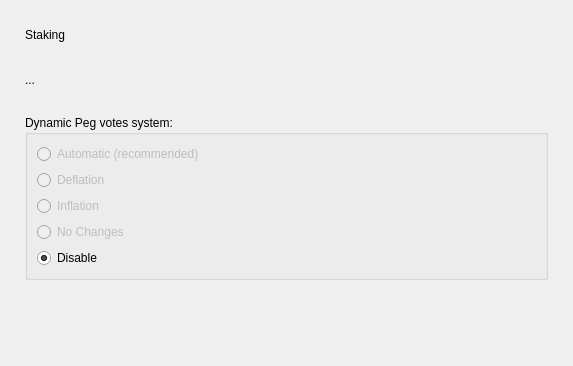
The window that src/qt/forms/stakingpage.ui (bitbaymarket/bitbay-core) describes before a commit, drawn with Qt 5; both pictures show x 0 to 573 and y 0 to 366 of the 573 by 528 pixel window.
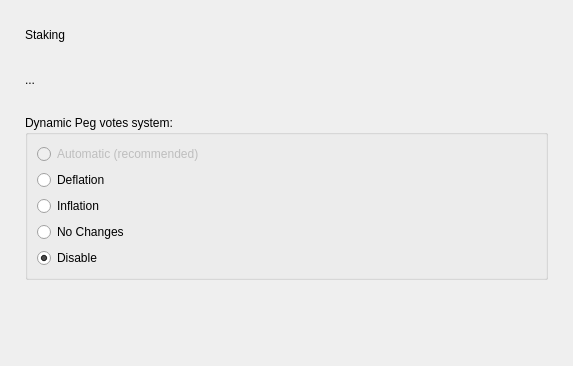
The same window after the commit.

Diff of the .ui file:
```diff
--- a/src/qt/forms/stakingpage.ui
+++ b/src/qt/forms/stakingpage.ui
@@ -122,30 +122,21 @@
               </widget>
              </item>
              <item row="1" column="0">
-              <widget class="QRadioButton" name="radioButton_2">
-               <property name="enabled">
-                <bool>false</bool>
-               </property>
+              <widget class="QRadioButton" name="radioButtonVoteDeflate">
                <property name="text">
                 <string>Deflation</string>
                </property>
               </widget>
              </item>
              <item row="2" column="0">
-              <widget class="QRadioButton" name="radioButton_3">
-               <property name="enabled">
-                <bool>false</bool>
-               </property>
+              <widget class="QRadioButton" name="radioButtonVoteInflate">
                <property name="text">
                 <string>Inflation</string>
                </property>
               </widget>
              </item>
              <item row="3" column="0">
-              <widget class="QRadioButton" name="radioButton_4">
-               <property name="enabled">
-                <bool>false</bool>
-               </property>
+              <widget class="QRadioButton" name="radioButtonVoteNoChange">
                <property name="text">
                 <string>No Changes</string>
                </property>
```
Left out of the diff: 2 changed lines with no effect on the pictures.
